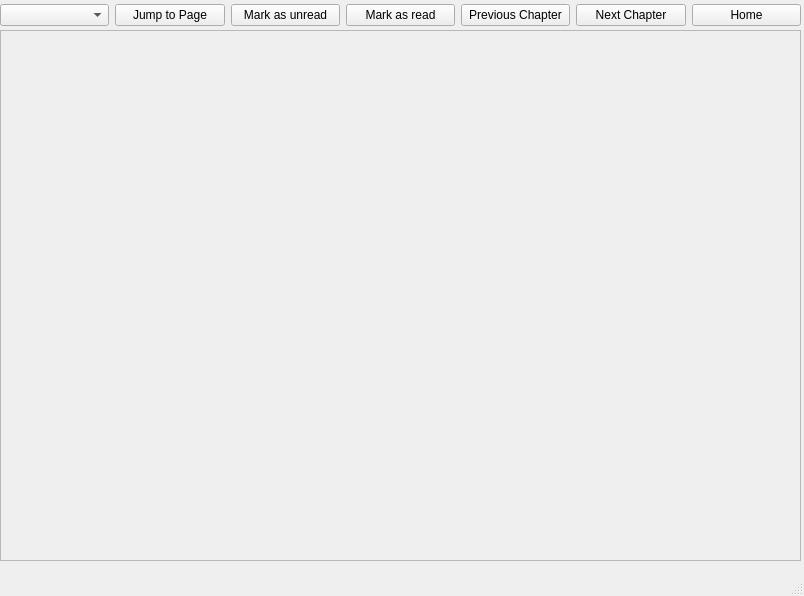
Before: the Qt Designer form reader.ui in ynjason/personal-mangadex-list, drawn with Qt 5.
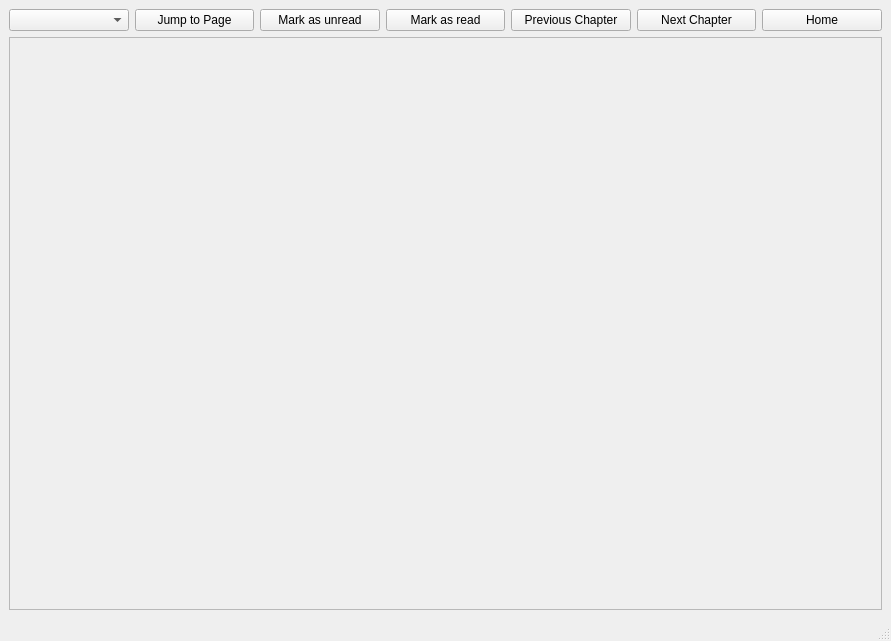
After: the same form once the commit is applied.

Commit message: reader is now fixed with window resizing with widgets

```diff
--- a/reader.ui
+++ b/reader.ui
@@ -6,23 +6,16 @@
    <rect>
     <x>0</x>
     <y>0</y>
-    <width>804</width>
-    <height>596</height>
+    <width>891</width>
+    <height>641</height>
    </rect>
   </property>
   <property name="windowTitle">
    <string>personal-mangadex-list</string>
   </property>
   <widget class="QWidget" name="centralwidget">
-   <widget class="QWidget" name="horizontalLayoutWidget">
-    <property name="geometry">
-     <rect>
-      <x>0</x>
-      <y>0</y>
-      <width>801</width>
-      <height>31</height>
-     </rect>
-    </property>
+   <layout class="QVBoxLayout" name="verticalLayout">
+    <item>
     <layout class="QHBoxLayout" name="horizontalLayout">
      <item>
       <widget class="QComboBox" name="pagelist"/>
@@ -70,16 +63,9 @@
       </widget>
      </item>
     </layout>
-   </widget>
+    </item>
+    <item>
    <widget class="QScrollArea" name="scrollArea">
-    <property name="geometry">
-     <rect>
-      <x>0</x>
-      <y>30</y>
-      <width>801</width>
-      <height>531</height>
-     </rect>
-    </property>
     <property name="widgetResizable">
      <bool>true</bool>
     </property>
@@ -88,12 +74,14 @@
       <rect>
        <x>0</x>
        <y>0</y>
-       <width>799</width>
-       <height>529</height>
+         <width>871</width>
+         <height>549</height>
       </rect>
      </property>
     </widget>
    </widget>
+    </item>
+   </layout>
   </widget>
   <widget class="QMenuBar" name="menubar">
    <property name="geometry">
```
Left out of the diff: 2 changed lines with no effect on the pictures. Lines whose indentation alone changed are shown as unchanged. The commit also changes 6 other files.
